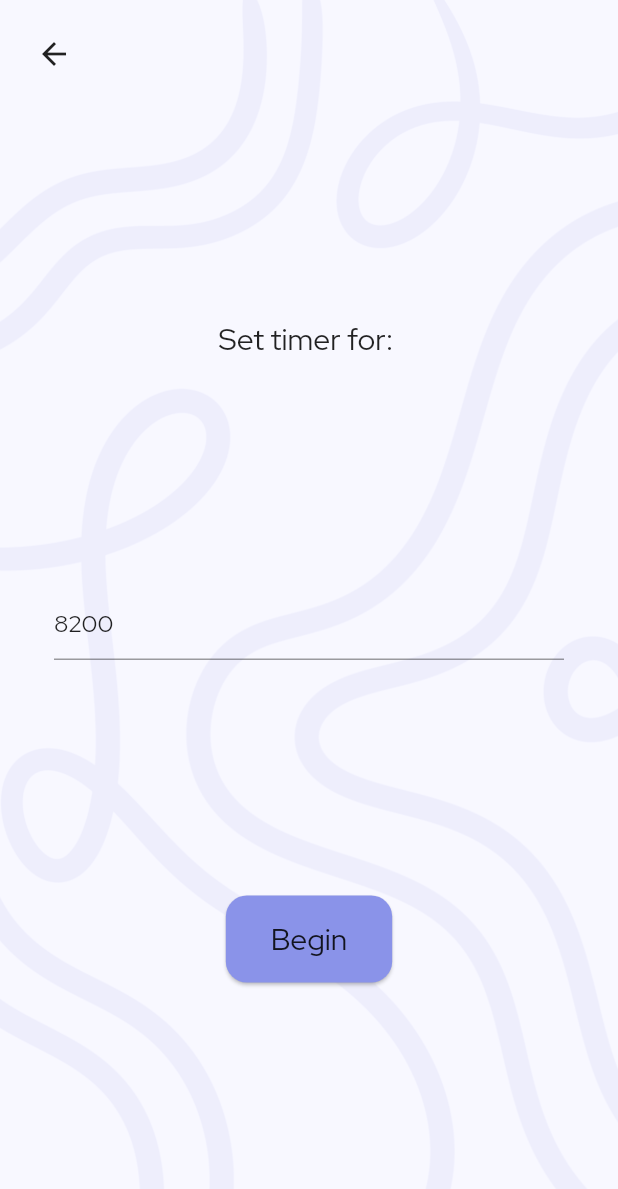
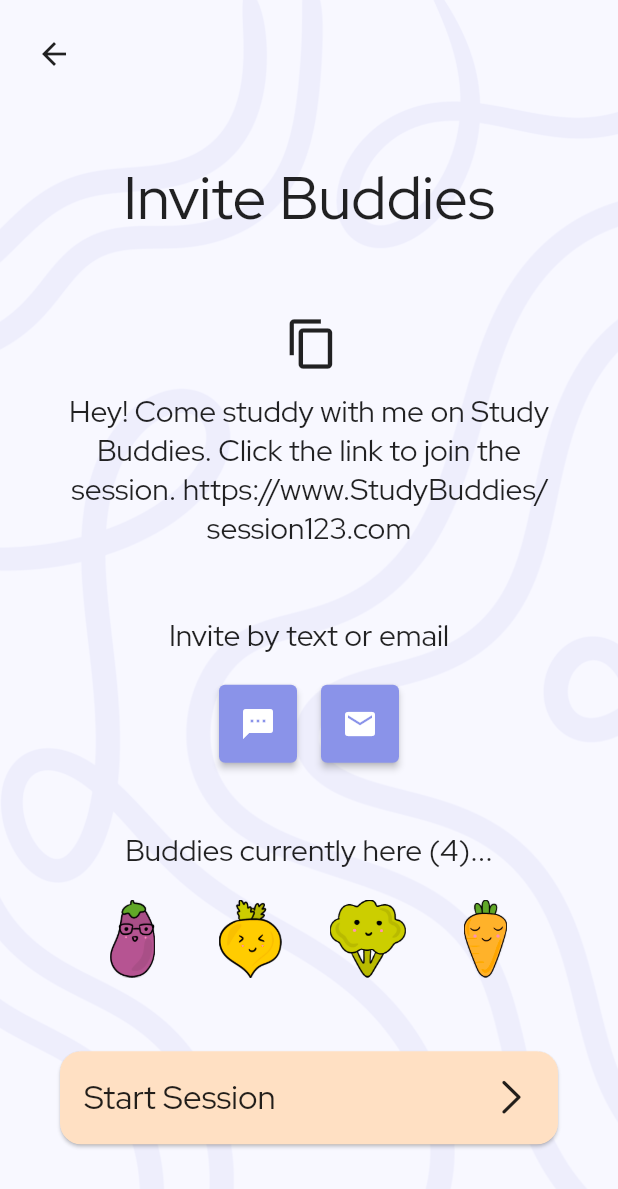
Before and after one commit to simrat39/StudyBuddy, a Flutter app: the screen it shows after launch, after a tap on "Begin a group study session", on a phone screen of 412 x 824 dp. Shown: the top 1189 px of the screen. Run offline on Flutter 3.47's test engine with Material 2 defaults, Android fonts, the phone set to English and light mode, and no system bars; our stand-ins replace flutter_riverpod.

Commit message:
feat: Add invite homies page

```diff
--- a/lib/home_page.dart
+++ b/lib/home_page.dart
@@ -1,4 +1,5 @@
 import 'package:flutter/material.dart';
+import 'package:study_app/invite_homies/invite_homies_page.dart';
 import 'package:study_app/time_select/time_select_page.dart';
 import 'package:study_app/timer_page.dart';
 
@@ -125,19 +126,24 @@ class HomePageState extends State<HomePage> {
                       onTap: () => {
                         Navigator.of(context).push(
                           MaterialPageRoute(
-                            builder: (_) => TimeSelectPage(
-                              callback: (p) {
-                                Navigator.of(context).push(
-                                  MaterialPageRoute(
-                                    builder: (context) => TimerPage(
-                                      timerStateChangeNotifier: p,
-                                    ),
-                                  ),
-                                );
-                              },
-                            ),
+                            builder: (_) => InviteHomiesPage(),
                           ),
                         )
+                        /* Navigator.of(context).push( */
+                        /*   MaterialPageRoute( */
+                        /*     builder: (_) => TimeSelectPage( */
+                        /*       callback: (p) { */
+                        /*         Navigator.of(context).push( */
+                        /*           MaterialPageRoute( */
+                        /*             builder: (context) => TimerPage( */
+                        /*               timerStateChangeNotifier: p, */
+                        /*             ), */
+                        /*           ), */
+                        /*         ); */
+                        /*       }, */
+                        /*     ), */
+                        /*   ), */
+                        /* ) */
                       },
                       child: Container(
                         padding: const EdgeInsets.all(
--- /dev/null
+++ b/lib/invite_homies/invite_homies_page.dart
@@ -0,0 +1,202 @@
+import 'package:flutter/cupertino.dart';
+import 'package:flutter/material.dart';
+import 'package:study_app/time_select/time_select_page.dart';
+import 'package:study_app/timer_page.dart';
+import 'package:study_app/timer_page/buddy_row.dart';
+
+class InviteHomiesPage extends StatefulWidget {
+  const InviteHomiesPage({
+    Key? key,
+  }) : super(key: key);
+
+  @override
+  State<InviteHomiesPage> createState() => _InviteHomiesPageState();
+}
+
+class _InviteHomiesPageState extends State<InviteHomiesPage> {
+  @override
+  Widget build(BuildContext context) {
+    return SafeArea(
+      child: Scaffold(
+        body: Container(
+          decoration: const BoxDecoration(
+            image: DecorationImage(
+              image: AssetImage("assets/bg.png"),
+              fit: BoxFit.cover,
+            ),
+          ),
+          child: Padding(
+            padding:
+                const EdgeInsets.symmetric(horizontal: 12.0, vertical: 12.0),
+            child: Column(
+              crossAxisAlignment: CrossAxisAlignment.start,
+              children: [
+                IconButton(
+                  onPressed: () {
+                    Navigator.of(context).pop();
+                  },
+                  icon: const Icon(
+                    Icons.arrow_back,
+                  ),
+                ),
+                Expanded(
+                  child: Center(
+                    child: Padding(
+                      padding: const EdgeInsets.symmetric(horizontal: 24.0),
+                      child: Column(
+                        mainAxisAlignment: MainAxisAlignment.spaceEvenly,
+                        crossAxisAlignment: CrossAxisAlignment.center,
+                        children: [
+                          Text(
+                            "Invite Buddies",
+                            style: Theme.of(context)
+                                .textTheme
+                                .titleLarge
+                                ?.copyWith(
+                                  fontSize: 40,
+                                ),
+                          ),
+                          Column(
+                            crossAxisAlignment: CrossAxisAlignment.center,
+                            children: [
+                              IconButton(
+                                onPressed: () {},
+                                icon: const Icon(
+                                  Icons.copy,
+                                  size: 36,
+                                ),
+                              ),
+                              const SizedBox(
+                                height: 10,
+                              ),
+                              Text(
+                                "Hey! Come studdy with me on Study Buddies. Click the link to join the session. https://www.StudyBuddies/session123.com",
+                                style: Theme.of(context).textTheme.titleLarge,
+                                textAlign: TextAlign.center,
+                              ),
+                            ],
+                          ),
+                          Column(
+                            children: [
+                              Text(
+                                "Invite by text or email",
+                                style: Theme.of(context).textTheme.titleLarge,
+                              ),
+                              const SizedBox(
+                                height: 20,
+                              ),
+                              Row(
+                                mainAxisAlignment: MainAxisAlignment.center,
+                                children: [
+                                  SizedBox(
+                                    height: 52,
+                                    width: 52,
+                                    child: ElevatedButton(
+                                      style: ElevatedButton.styleFrom(
+                                        primary: const Color(
+                                          0xff8A93E9,
+                                        ),
+                                        padding: EdgeInsets.zero,
+                                      ),
+                                      onPressed: () {},
+                                      child: const Icon(
+                                        Icons.textsms,
+                                      ),
+                                    ),
+                                  ),
+                                  const SizedBox(
+                                    width: 16,
+                                  ),
+                                  SizedBox(
+                                    height: 52,
+                                    width: 52,
+                                    child: ElevatedButton(
+                                      onPressed: () {},
+                                      style: ElevatedButton.styleFrom(
+                                        primary: const Color(
+                                          0xff8A93E9,
+                                        ),
+                                        padding: EdgeInsets.zero,
+                                      ),
+                                      child: const Icon(
+                                        Icons.mail,
+                                      ),
+                                    ),
+                                  ),
+                                ],
+                              ),
+                            ],
+                          ),
+                          Column(
+                            children: [
+                              Text(
+                                "Buddies currently here (4)...",
+                                style: Theme.of(context).textTheme.titleLarge,
+                              ),
+                              const SizedBox(
+                                height: 20,
+                              ),
+                              const BuddyRow(),
+                            ],
+                          ),
+                          Material(
+                            type: MaterialType.transparency,
+                            child: Card(
+                              color: const Color(0xffFFE0C3),
+                              child: InkWell(
+                                borderRadius: BorderRadius.circular(14),
+                                onTap: () => {
+                                  Navigator.of(context).push(
+                                    MaterialPageRoute(
+                                      builder: (_) => TimeSelectPage(
+                                        callback: (p) {
+                                          Navigator.of(context).push(
+                                            MaterialPageRoute(
+                                              builder: (context) => TimerPage(
+                                                timerStateChangeNotifier: p,
+                                              ),
+                                            ),
+                                          );
+                                        },
+                                      ),
+                                    ),
+                                  )
+                                },
+                                child: Container(
+                                  padding: const EdgeInsets.symmetric(
+                                    horizontal: 16.0,
+                                    vertical: 16.0,
+                                  ),
+                                  child: Row(
+                                    children: [
+                                      Text(
+                                        "Start Session",
+                                        style: Theme.of(context)
+                                            .textTheme
+                                            .titleMedium
+                                            ?.copyWith(fontSize: 22),
+                                      ),
+                                      const Spacer(),
+                                      const Icon(
+                                        CupertinoIcons.right_chevron,
+                                        size: 30,
+                                      ),
+                                    ],
+                                  ),
+                                ),
+                              ),
+                            ),
+                          ),
+                        ],
+                      ),
+                    ),
+                  ),
+                ),
+              ],
+            ),
+          ),
+        ),
+      ),
+    );
+  }
+}
```
